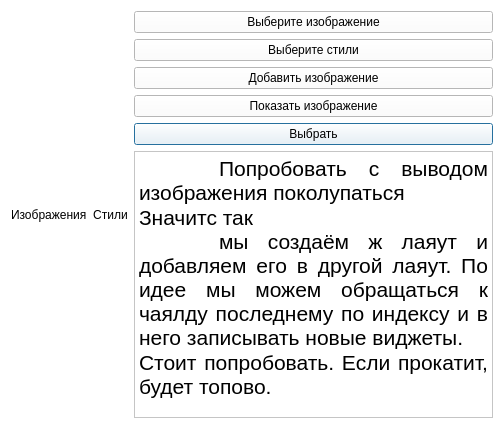
Before: the Qt Designer form CNN Style Transfer/UI_Dialog.ui in DanielVampire/CNN-Style-Transfer, drawn with Qt 5.
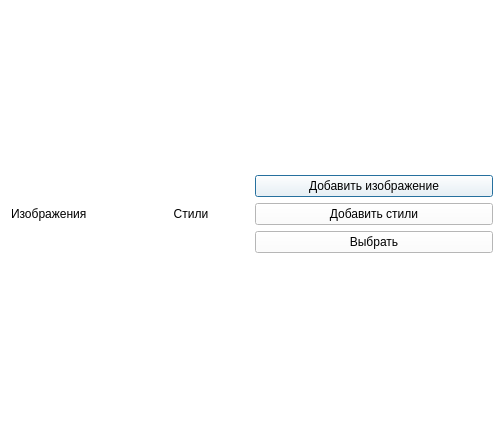
After: the same form once the commit is applied.

Patch:
```diff
--- a/CNN Style Transfer/UI_Dialog.ui
+++ b/CNN Style Transfer/UI_Dialog.ui
@@ -22,78 +22,33 @@
   <layout class="QGridLayout" name="gridLayout">
    <item row="1" column="1">
     <layout class="QGridLayout" name="Grid">
-     <item row="5" column="0">
-      <widget class="QPushButton" name="UsePics">
-       <property name="statusTip">
-        <string/>
-       </property>
-       <property name="whatsThis">
-        <string/>
-       </property>
-       <property name="text">
-        <string>Выбрать</string>
-       </property>
-      </widget>
-     </item>
-     <item row="3" column="0">
+     <item row="0" column="0">
       <widget class="QPushButton" name="AddPic">
        <property name="text">
         <string>Добавить изображение</string>
        </property>
       </widget>
      </item>
-     <item row="4" column="0">
-      <widget class="QPushButton" name="ShowImgStyle">
+     <item row="3" column="0">
+      <widget class="QPushButton" name="UsePics">
+       <property name="statusTip">
+        <string/>
+       </property>
+       <property name="whatsThis">
+        <string/>
+       </property>
        <property name="text">
-        <string>Показать изображение</string>
-       </property>
-       <property name="autoRepeat">
-        <bool>false</bool>
-       </property>
-       <property name="autoExclusive">
-        <bool>false</bool>
-       </property>
-       <property name="autoRepeatDelay">
-        <number>300</number>
-       </property>
-       <property name="flat">
-        <bool>false</bool>
+        <string>Выбрать</string>
        </property>
       </widget>
      </item>
-     <item row="2" column="0">
+     <item row="1" column="0">
       <widget class="QPushButton" name="TakeStyle">
        <property name="enabled">
         <bool>true</bool>
        </property>
        <property name="text">
-        <string>Выберите стили</string>
-       </property>
-      </widget>
-     </item>
-     <item row="1" column="0">
-      <widget class="QPushButton" name="TakePic">
-       <property name="statusTip">
-        <string/>
-       </property>
-       <property name="whatsThis">
-        <string/>
-       </property>
-       <property name="text">
-        <string>Выберите изображение</string>
-       </property>
-      </widget>
-     </item>
-     <item row="6" column="0">
-      <widget class="QTextEdit" name="textEdit">
-       <property name="html">
-        <string>&lt;!DOCTYPE HTML PUBLIC &quot;-//W3C//DTD HTML 4.0//EN&quot; &quot;http://www.w3.org/TR/REC-html40/strict.dtd&quot;&gt;
-&lt;html&gt;&lt;head&gt;&lt;meta name=&quot;qrichtext&quot; content=&quot;1&quot; /&gt;&lt;style type=&quot;text/css&quot;&gt;
-p, li { white-space: pre-wrap; }
-&lt;/style&gt;&lt;/head&gt;&lt;body style=&quot; font-family:'MS Shell Dlg 2'; font-size:8.25pt; font-weight:400; font-style:normal;&quot;&gt;
-&lt;p align=&quot;justify&quot; style=&quot; margin-top:0px; margin-bottom:0px; margin-left:0px; margin-right:0px; -qt-block-indent:0; text-indent:0px;&quot;&gt;&lt;span style=&quot; font-size:16pt;&quot;&gt;	Попробовать с выводом изображения поколупаться&lt;/span&gt;&lt;/p&gt;
-&lt;p align=&quot;justify&quot; style=&quot; margin-top:0px; margin-bottom:0px; margin-left:0px; margin-right:0px; -qt-block-indent:0; text-indent:0px;&quot;&gt;&lt;span style=&quot; font-size:16pt;&quot;&gt;Значитс так&lt;br /&gt;	мы создаём ж лаяут и добавляем его в другой лаяут. По идее мы можем обращаться к чаялду последнему по индексу и в него записывать новые виджеты.&lt;/span&gt;&lt;/p&gt;
-&lt;p align=&quot;justify&quot; style=&quot; margin-top:0px; margin-bottom:0px; margin-left:0px; margin-right:0px; -qt-block-indent:0; text-indent:0px;&quot;&gt;&lt;span style=&quot; font-size:16pt;&quot;&gt;Стоит попробовать. Если прокатит, будет топово.&lt;/span&gt;&lt;/p&gt;&lt;/body&gt;&lt;/html&gt;</string>
+        <string>Добавить стили</string>
        </property>
       </widget>
      </item>
```
Left out of the diff: 2 changed lines with no effect on the pictures.
